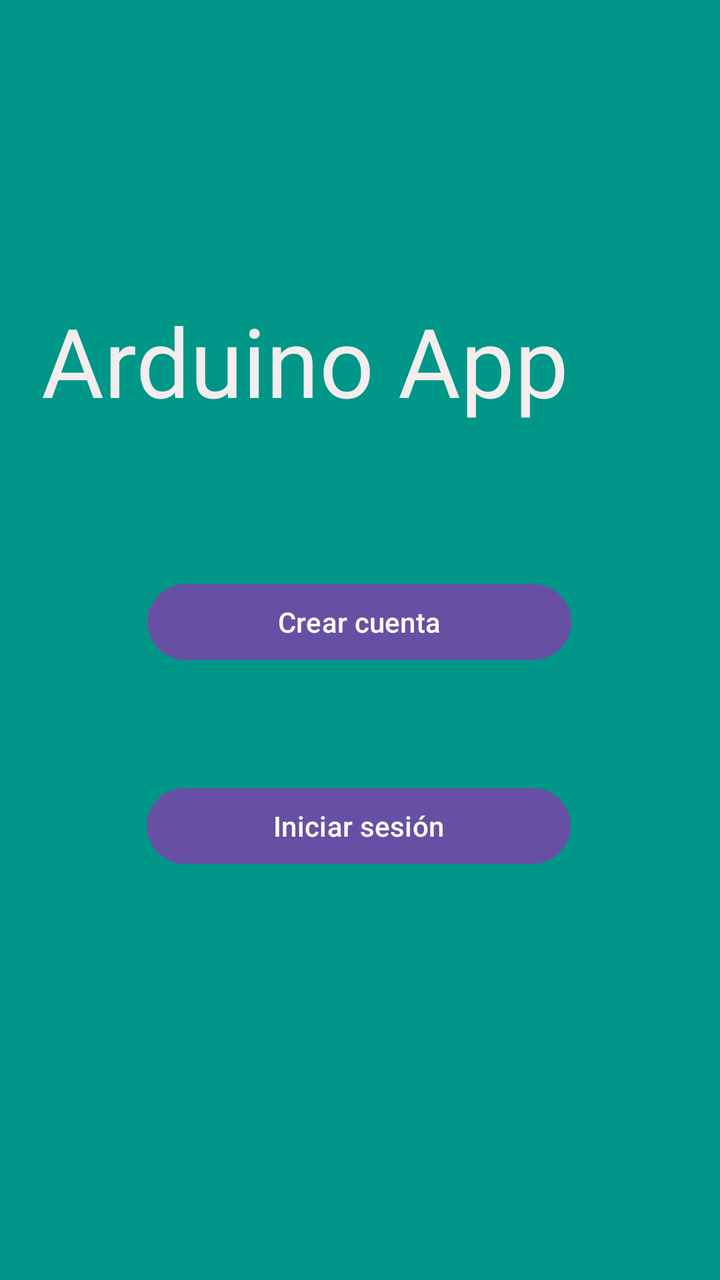
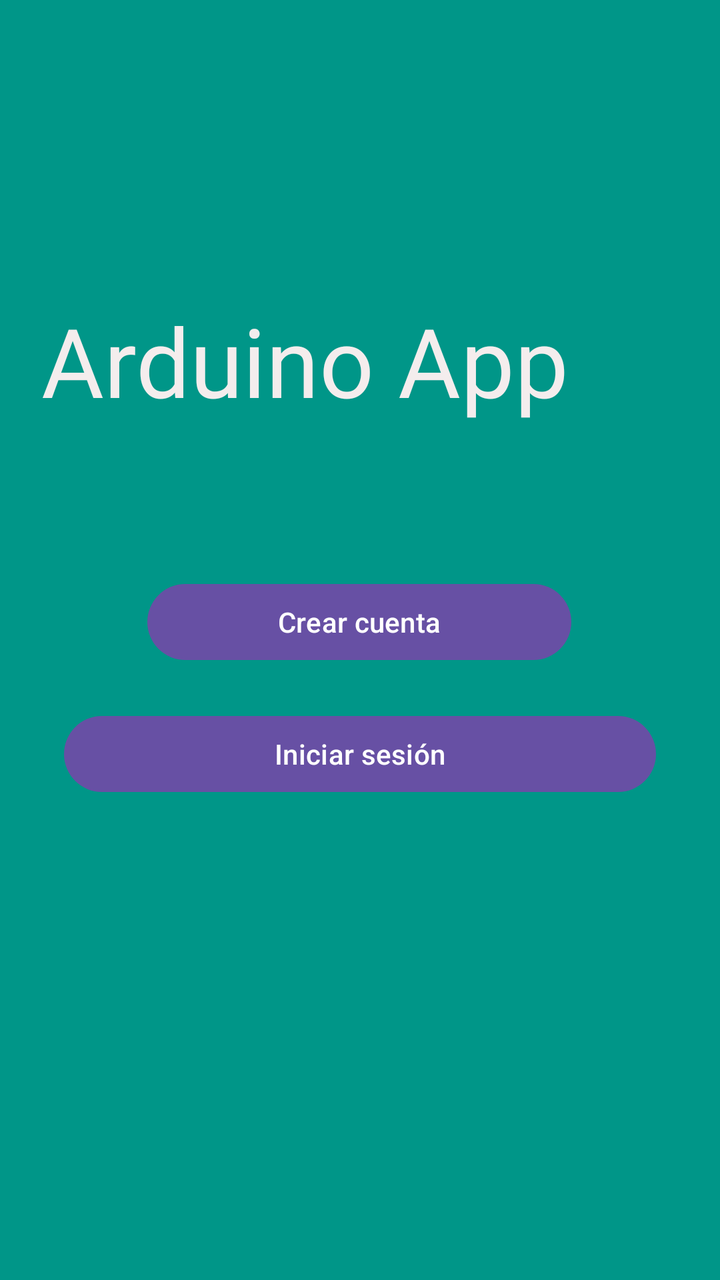

An Android layout rendered at two revisions. The XML below is the earlier revision; the diff shows what the commit changed to produce the second picture.
<!-- AndroidManifest.xml: application theme Theme.ArduinoApp -->
<!-- res/layout/activity_main.xml -->
<?xml version="1.0" encoding="utf-8"?>
<androidx.constraintlayout.widget.ConstraintLayout xmlns:android="http://schemas.android.com/apk/res/android"
    xmlns:app="http://schemas.android.com/apk/res-auto"
    xmlns:tools="http://schemas.android.com/tools"
    android:id="@+id/main"
    android:layout_width="match_parent"
    android:layout_height="match_parent"
    android:background="#009688"
    tools:context=".MainActivity">

    <TextView
        android:id="@+id/Titulo_principal"
        android:layout_width="318dp"
        android:layout_height="86dp"
        android:layout_marginStart="46dp"
        android:layout_marginTop="148dp"
        android:layout_marginEnd="47dp"
        android:fontFamily="@font/comfortaa"
        android:text="Arduino App "
        android:textColor="#F4EDED"
        android:textSize="48sp"
        app:layout_constraintEnd_toEndOf="parent"
        app:layout_constraintStart_toStartOf="parent"
        app:layout_constraintTop_toTopOf="parent" />

    <Button
        android:id="@+id/btncrear"
        android:layout_width="212dp"
        android:layout_height="46dp"
        android:layout_marginStart="99dp"
        android:layout_marginTop="54dp"
        android:layout_marginEnd="100dp"
        android:text="Crear cuenta"
        app:layout_constraintEnd_toEndOf="parent"
        app:layout_constraintStart_toStartOf="parent"
        app:layout_constraintTop_toBottomOf="@+id/Titulo_principal" />

    <Button
        android:id="@+id/btningresar"
        android:layout_width="212dp"
        android:layout_height="46dp"
        android:layout_marginStart="139dp"
        android:layout_marginTop="156dp"
        android:layout_marginEnd="139dp"
        android:text="Iniciar sesión"
        app:layout_constraintEnd_toEndOf="parent"
        app:layout_constraintHorizontal_bias="0.506"
        app:layout_constraintStart_toStartOf="parent"
        app:layout_constraintTop_toBottomOf="@+id/Titulo_principal" />

</androidx.constraintlayout.widget.ConstraintLayout>
<!-- resources referenced by this layout -->
<resources>
  <style name="Theme.ArduinoApp" parent="Base.Theme.ArduinoApp" />
  <style name="Base.Theme.ArduinoApp" parent="Theme.Material3.DayNight.NoActionBar">
          
          
      </style>
</resources>

<!-- the commit's change to res/layout/activity_main.xml (unified diff, before → after) -->
@@ -37,15 +37,14 @@
 
     <Button
         android:id="@+id/btningresar"
-        android:layout_width="212dp"
+        android:layout_width="0dp"
         android:layout_height="46dp"
-        android:layout_marginStart="139dp"
-        android:layout_marginTop="156dp"
-        android:layout_marginEnd="139dp"
+        android:layout_marginStart="32dp"
+        android:layout_marginTop="20dp"
+        android:layout_marginEnd="32dp"
         android:text="Iniciar sesión"
         app:layout_constraintEnd_toEndOf="parent"
-        app:layout_constraintHorizontal_bias="0.506"
         app:layout_constraintStart_toStartOf="parent"
-        app:layout_constraintTop_toBottomOf="@+id/Titulo_principal" />
+        app:layout_constraintTop_toBottomOf="@+id/btncrear" />
 
 </androidx.constraintlayout.widget.ConstraintLayout>
